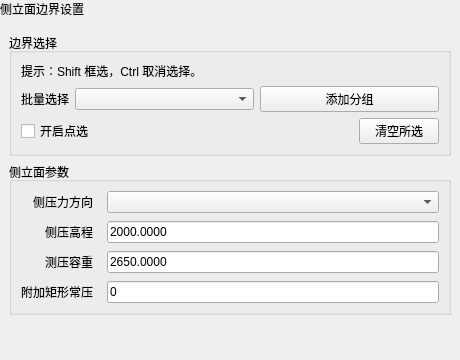
This is plugins/Base_Solver/GeoStressSideFacePage.ui in asd977/base_cae as Qt 5 draws it before an edit. The edited form follows.
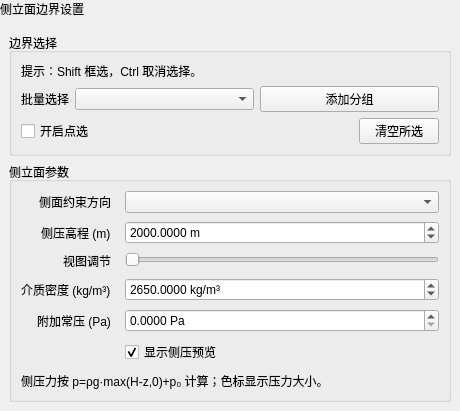
This is the edited form. Custom widgets are drawn as their Qt base class.

Diff of the .ui file:
```diff
--- a/plugins/Base_Solver/GeoStressSideFacePage.ui
+++ b/plugins/Base_Solver/GeoStressSideFacePage.ui
@@ -191,7 +191,7 @@
         <item row="0" column="0">
          <widget class="QLabel" name="idirLabel">
           <property name="text">
-           <string>侧压力方向</string>
+           <string>侧面约束方向</string>
           </property>
           <property name="wordWrap">
            <bool>false</bool>
@@ -204,7 +204,7 @@
         <item row="1" column="0">
          <widget class="QLabel" name="heightLabel">
           <property name="text">
-           <string>侧压高程</string>
+           <string>侧压高程 (m)</string>
           </property>
           <property name="wordWrap">
            <bool>false</bool>
@@ -212,22 +212,43 @@
          </widget>
         </item>
         <item row="1" column="1">
-         <widget class="QLineEdit" name="heightEdit">
-          <property name="text">
-           <string>2000.0000</string>
-          </property>
+         <widget class="QDoubleSpinBox" name="heightSpinBox">
           <property name="minimumSize">
            <size>
             <width>10</width>
             <height>0</height>
            </size>
           </property>
+          <property name="decimals">
+           <number>4</number>
+          </property>
+          <property name="minimum">
+           <double>-1000000000000.000000000000000</double>
+          </property>
+          <property name="maximum">
+           <double>1000000000000.000000000000000</double>
+          </property>
+          <property name="singleStep">
+           <double>1.000000000000000</double>
+          </property>
+          <property name="value">
+           <double>2000.000000000000000</double>
+          </property>
+          <property name="keyboardTracking">
+           <bool>false</bool>
+          </property>
+          <property name="suffix">
+           <string> m</string>
+          </property>
+          <property name="toolTip">
+           <string>侧压基准高程 H。低于该高程的节点按静水压力随深度线性增加。</string>
+          </property>
          </widget>
         </item>
         <item row="2" column="0">
-         <widget class="QLabel" name="gamaLabel">
+         <widget class="QLabel" name="heightSliderLabel">
           <property name="text">
-           <string>测压容重</string>
+           <string>视图调节</string>
           </property>
           <property name="wordWrap">
            <bool>false</bool>
@@ -235,22 +256,31 @@
          </widget>
         </item>
         <item row="2" column="1">
-         <widget class="QLineEdit" name="gamaEdit">
-          <property name="text">
-           <string>2650.0000</string>
+         <widget class="QSlider" name="heightSlider">
+          <property name="toolTip">
+           <string>拖动时实时调整侧压高程；精确数值仍可在上方输入。</string>
           </property>
-          <property name="minimumSize">
-           <size>
-            <width>10</width>
-            <height>0</height>
-           </size>
+          <property name="minimum">
+           <number>0</number>
+          </property>
+          <property name="maximum">
+           <number>1000</number>
+          </property>
+          <property name="singleStep">
+           <number>1</number>
+          </property>
+          <property name="pageStep">
+           <number>20</number>
+          </property>
+          <property name="orientation">
+           <enum>Qt::Horizontal</enum>
           </property>
          </widget>
         </item>
         <item row="3" column="0">
-         <widget class="QLabel" name="pgroutLabel">
+         <widget class="QLabel" name="gamaLabel">
           <property name="text">
-           <string>附加矩形常压</string>
+           <string>介质密度 (kg/m³)</string>
           </property>
           <property name="wordWrap">
            <bool>false</bool>
@@ -258,15 +288,97 @@
          </widget>
         </item>
         <item row="3" column="1">
-         <widget class="QLineEdit" name="pgroutEdit">
+         <widget class="QDoubleSpinBox" name="gamaSpinBox">
+          <property name="minimumSize">
+           <size>
+            <width>10</width>
+            <height>0</height>
+           </size>
+          </property>
+          <property name="decimals">
+           <number>4</number>
+          </property>
+          <property name="minimum">
+           <double>0.000000000000000</double>
+          </property>
+          <property name="maximum">
+           <double>1000000000000.000000000000000</double>
+          </property>
+          <property name="singleStep">
+           <double>1.000000000000000</double>
+          </property>
+          <property name="value">
+           <double>2650.000000000000000</double>
+          </property>
+          <property name="keyboardTracking">
+           <bool>false</bool>
+          </property>
+          <property name="suffix">
+           <string> kg/m³</string>
+          </property>
+          <property name="toolTip">
+           <string>这里输入的是密度 ρ，不是单位重；当前计算使用 p=ρg(H-z)+p₀。</string>
+          </property>
+         </widget>
+        </item>
+        <item row="4" column="0">
+         <widget class="QLabel" name="pgroutLabel">
           <property name="text">
-           <string>0</string>
+           <string>附加常压 (Pa)</string>
           </property>
+          <property name="wordWrap">
+           <bool>false</bool>
+          </property>
+         </widget>
+        </item>
+        <item row="4" column="1">
+         <widget class="QDoubleSpinBox" name="pgroutSpinBox">
           <property name="minimumSize">
            <size>
             <width>10</width>
             <height>0</height>
            </size>
+          </property>
+          <property name="decimals">
+           <number>4</number>
+          </property>
+          <property name="minimum">
+           <double>0.000000000000000</double>
+          </property>
+          <property name="maximum">
+           <double>1000000000000.000000000000000</double>
+          </property>
+          <property name="singleStep">
+           <double>1.000000000000000</double>
+          </property>
+          <property name="keyboardTracking">
+           <bool>false</bool>
+          </property>
+          <property name="suffix">
+           <string> Pa</string>
+          </property>
+          <property name="toolTip">
+           <string>叠加到整个受压边界上的均布常压力 p₀，单位 Pa。</string>
+          </property>
+         </widget>
+        </item>
+        <item row="5" column="1">
+         <widget class="QCheckBox" name="showPreviewCheckBox">
+          <property name="text">
+           <string>显示侧压预览</string>
+          </property>
+          <property name="checked">
+           <bool>true</bool>
+          </property>
+         </widget>
+        </item>
+        <item row="6" column="0" colspan="2">
+         <widget class="QLabel" name="previewStatusLabel">
+          <property name="text">
+           <string>侧压力按 p=ρg·max(H-z,0)+p₀ 计算；色标显示压力大小。</string>
+          </property>
+          <property name="wordWrap">
+           <bool>true</bool>
           </property>
          </widget>
         </item>
```
Left out of the diff: 2 changed lines with no effect on the pictures.
